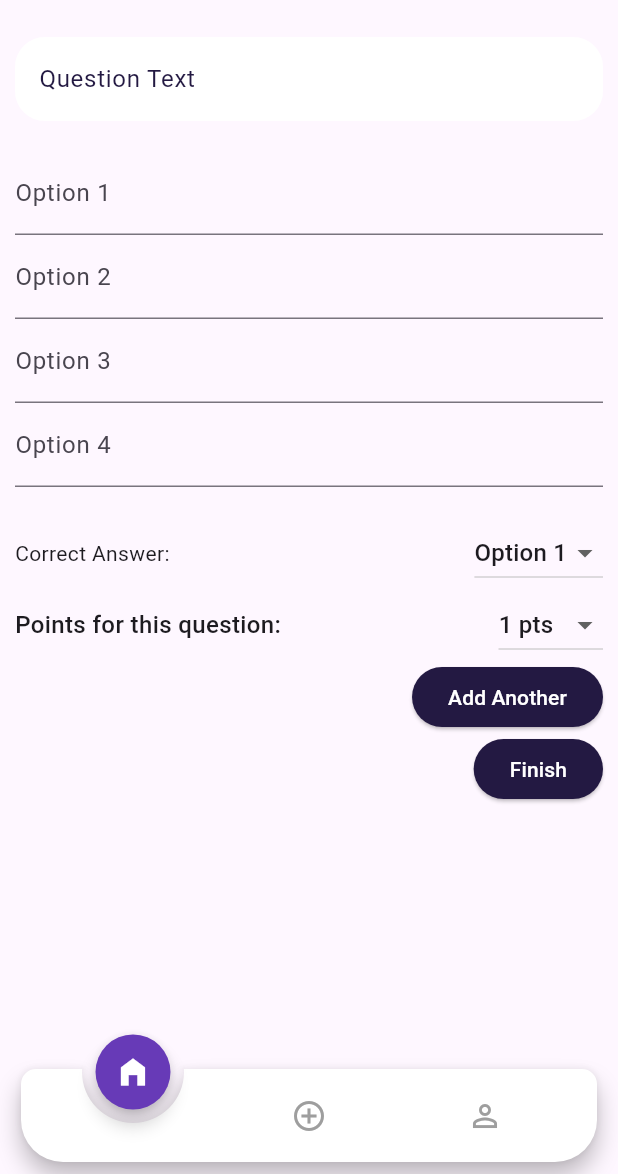
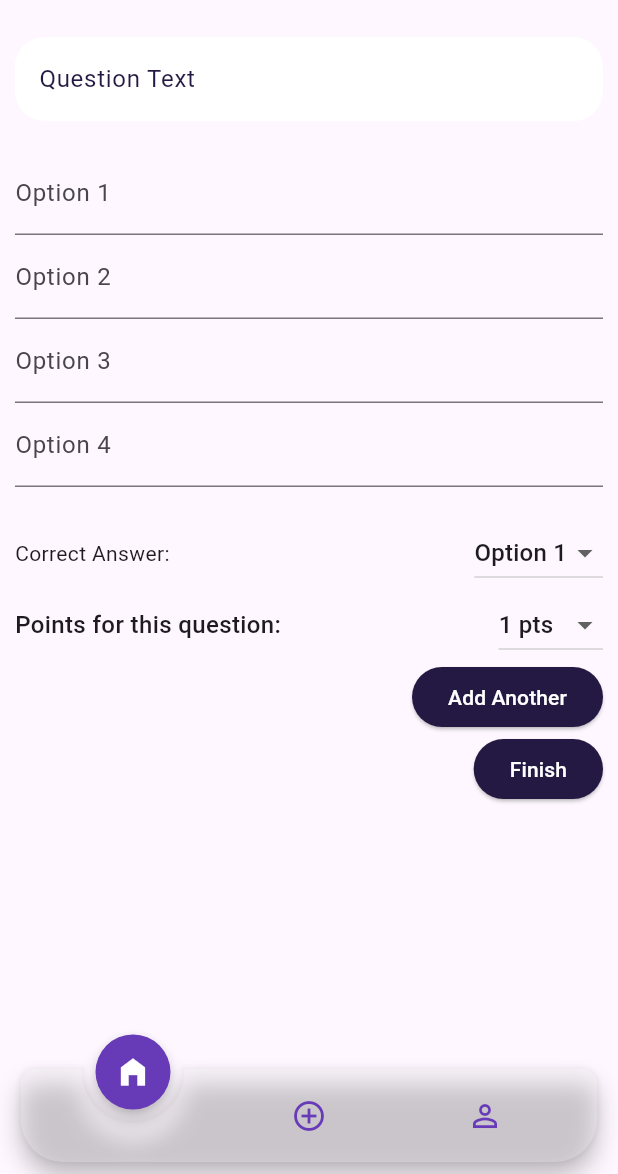
Before and after one commit to maielbaz1612/Quiz_App, a Flutter app: the Navigation screen opened directly with empty values, swiped to page 2, on a phone screen of 412 x 824 dp, the part 62-1236 px from its top. Run offline on Flutter 3.47's test engine with Material 3 defaults, Android fonts, the phone set to English and light mode, and no system bars; drawn by our look-alikes of animated_notch_bottom_bar.

```diff
--- a/lib/Navigation.dart
+++ b/lib/Navigation.dart
@@ -39,23 +39,23 @@ class _NavigationState extends State<Navigation> {
       extendBody: true,
       bottomNavigationBar: AnimatedNotchBottomBar(
         notchBottomBarController: _notchController,
-        color: Colors.white,
+        color: Colors.white24,
         showLabel: false,
         notchColor: Colors.deepPurple,
         removeMargins: false,
         bottomBarItems: const [
           BottomBarItem(
-            inActiveItem: Icon(Icons.home_outlined, color: Colors.grey),
+            inActiveItem: Icon(Icons.home_outlined, color: Colors.deepPurple),
             activeItem: Icon(Icons.home_filled, color: Colors.white),
             itemLabel: 'Home',
           ),
           BottomBarItem(
-            inActiveItem: Icon(Icons.add_circle_outline, color: Colors.grey),
+            inActiveItem: Icon(Icons.add_circle_outline, color: Colors.deepPurple),
             activeItem: Icon(Icons.add_circle, color: Colors.white),
             itemLabel: 'Create',
           ),
           BottomBarItem(
-            inActiveItem: Icon(Icons.person_outline, color: Colors.grey),
+            inActiveItem: Icon(Icons.person_outline, color: Colors.deepPurple),
             activeItem: Icon(Icons.person, color: Colors.white),
             itemLabel: 'Profile',
           ),
--- a/lib/screen/Home.dart
+++ b/lib/screen/Home.dart
@@ -32,7 +32,7 @@ class _HomeState extends State<Home> {
                   crossAxisAlignment: CrossAxisAlignment.start,
                   children: [
                     Text("Welcome",style: TextStyle(color: Colors.grey,fontSize: 15,fontWeight: FontWeight.bold),),
-                    Text(widget.user ,style: TextStyle(color: Colors.deepPurple[900],fontSize: 30,fontWeight: FontWeight.bold),),
+                    Text(widget.user ,style: TextStyle(color: Color(0xff231942),fontSize: 30,fontWeight: FontWeight.bold),),
                   ],
                 ),
                 Container(
--- a/pubspec.yaml
+++ b/pubspec.yaml
@@ -30,6 +30,8 @@ environment:
 dependencies:
   flutter:
     sdk: flutter
+  sqflite: ^2.3.0
+  path: ^1.8.3
 
   # The following adds the Cupertino Icons font to your application.
   # Use with the CupertinoIcons class for iOS style icons.
```
Also changed, not shown: pubspec.lock, 1 other file.
